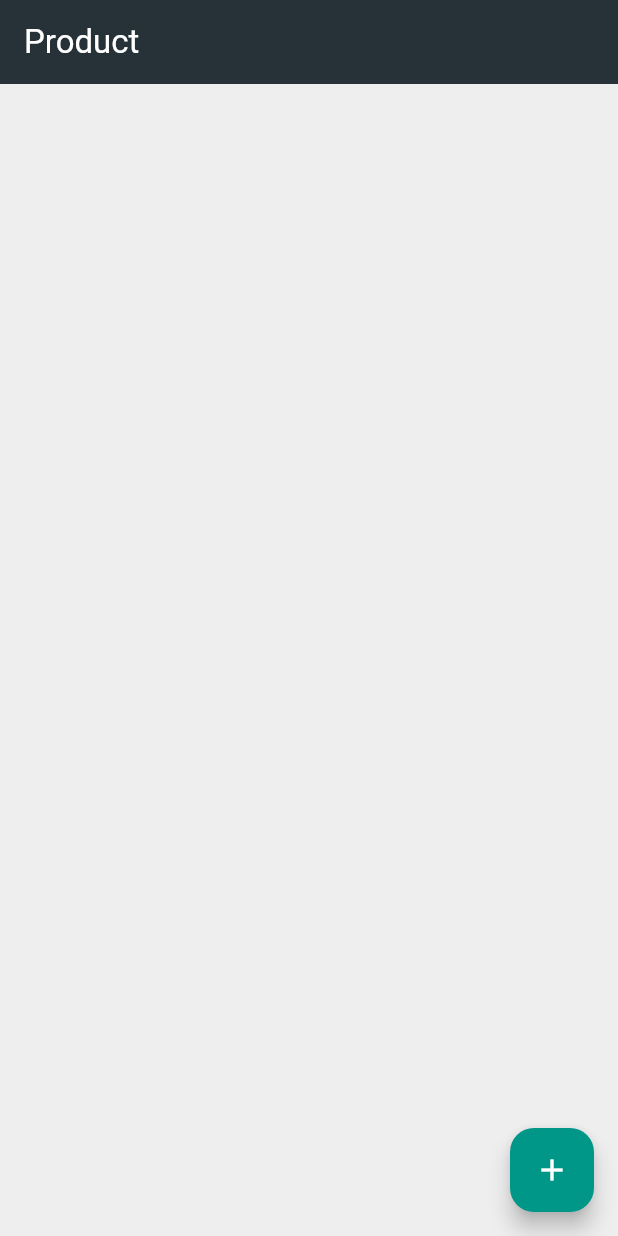
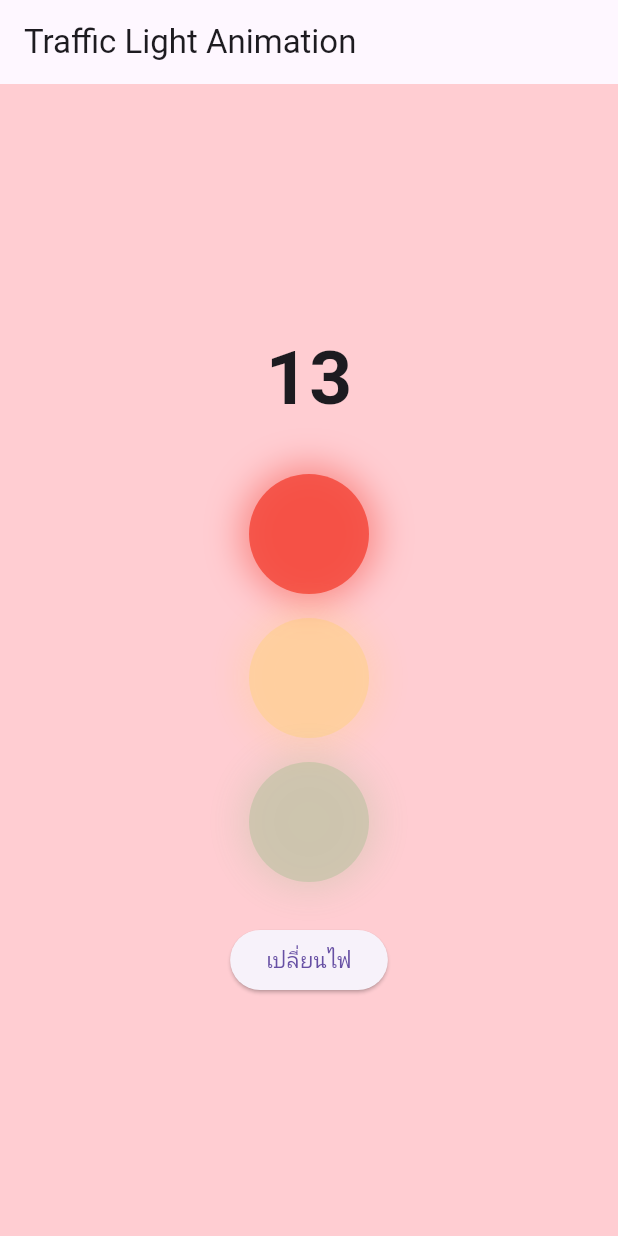
Before and after one commit to SandyKnluck/demoproject, a Flutter app: the screen it shows after launch, on a phone screen of 412 x 824 dp. Run offline on Flutter 3.47's test engine with Material 3 defaults, Android fonts, the phone set to English and light mode, and no system bars.

Commit message:
homework 4

```diff
--- /dev/null
+++ b/lib/animation/traffic_light.dart
@@ -0,0 +1,132 @@
+import 'dart:async';
+
+import 'package:flutter/material.dart';
+
+class TrafficLight extends StatefulWidget {
+  const TrafficLight({super.key});
+
+  @override
+  State<TrafficLight> createState() => _TrafficLightState();
+}
+
+class _TrafficLightState extends State<TrafficLight> {
+  int _currentLight = 0; // 0 = แดง, 1 = เหลือง, 2 = เขียว
+  int _timeLeft = 20; // เวลานับถอยหลังเริ่มต้นของไฟแดง
+  Timer? _timer; // ตัวจับเวลา
+
+  // กำหนดเวลาของแต่ละไฟ (แดง 20 วิ, เหลือง 3 วิ, เขียว 10 วิ)
+  final Map<int, int> _lightDurations = {
+    0: 20, // แดง
+    1: 3, // เหลือง
+    2: 10, // เขียว
+  };
+
+  void _startTimer() {
+    _timer?.cancel(); // ยกเลิก Timer เก่า (ถ้ามี)
+    _timeLeft = _lightDurations[_currentLight]!; // ตั้งเวลาตามไฟปัจจุบัน
+    _timer = Timer.periodic(const Duration(seconds: 1), (timer) {
+      if (_timeLeft > 0) {
+        setState(() {
+          _timeLeft--;
+        });
+      } else {
+        _changeLight();
+      }
+    });
+  }
+
+  void initState() {
+    super.initState();
+    _startTimer();
+  }
+
+  void _changeLight() {
+    setState(() {
+      _currentLight = (_currentLight + 1) % 3;
+      _timeLeft = _lightDurations[_currentLight]!;
+    });
+    _startTimer(); // รีสตาร์ท Timer สำหรับไฟถัดไป
+  }
+
+  double _getOpacity(int lightIndex) {
+    return _currentLight == lightIndex ? 1.0 : 0.3;
+  }
+
+  Color _getBackgroundColor() {
+    switch (_currentLight) {
+      case 0:
+        return Colors.red.shade100; // พื้นหลังสีแดงอ่อน
+      case 1:
+        return const Color.fromARGB(255, 255, 250, 208); // พื้นหลังสีเหลืองอ่อน
+      case 2:
+        return Colors.green.shade100; // พื้นหลังสีเขียวอ่อน
+      default:
+        return Colors.white;
+    }
+  }
+
+  @override
+  Widget build(BuildContext context) {
+    return Scaffold(
+      appBar: AppBar(
+        title: const Text('Traffic Light Animation'),
+      ),
+      backgroundColor: _getBackgroundColor(),
+      body: Row(
+        mainAxisAlignment: MainAxisAlignment.center,
+        children: [
+          Column(
+            mainAxisAlignment: MainAxisAlignment.center,
+            children: [
+              Text(
+                '$_timeLeft',
+                style:
+                    const TextStyle(fontSize: 50, fontWeight: FontWeight.bold),
+              ),
+              const SizedBox(height: 20),
+              AnimatedOpacity(
+                duration: const Duration(milliseconds: 500),
+                opacity: _getOpacity(0),
+                child: _buildLight(Colors.red),
+              ),
+              AnimatedOpacity(
+                duration: const Duration(milliseconds: 500),
+                opacity: _getOpacity(1),
+                child: _buildLight(const Color.fromARGB(255, 255, 213, 24)),
+              ),
+              AnimatedOpacity(
+                duration: const Duration(milliseconds: 500),
+                opacity: _getOpacity(2),
+                child: _buildLight(Colors.green),
+              ),
+              const SizedBox(height: 20),
+              ElevatedButton(
+                onPressed: _changeLight,
+                child: const Text('เปลี่ยนไฟ'),
+              ),
+            ],
+          )
+        ],
+      ),
+    );
+  }
+
+  Widget _buildLight(Color color) {
+    return Container(
+      margin: const EdgeInsets.all(8),
+      width: 80,
+      height: 80,
+      decoration: BoxDecoration(
+        shape: BoxShape.circle,
+        color: color.withOpacity(0.8),
+        boxShadow: [
+          BoxShadow(
+            color: color.withOpacity(0.5),
+            blurRadius: 20,
+            spreadRadius: 5,
+          ),
+        ],
+      ),
+    );
+  }
+}
--- a/lib/main.dart
+++ b/lib/main.dart
@@ -1,23 +1,54 @@
-import 'package:demoproject/product_management/product_main_page.dart';
+import 'package:demoproject/animation/traffic_light.dart';
+import 'package:demoproject/custom_card/profile_page.dart';
+//import 'package:demoproject/product_management/product_main_page.dart';
 import 'package:flutter/material.dart';
 
 void main() {
   runApp(const MyApp());
 }
 
-class MyApp extends StatelessWidget {
+class MyApp extends StatefulWidget {
   const MyApp({super.key});
 
-  // This widget is the root of your application.
+  @override
+  _MyAppState createState() => _MyAppState();
+}
+
+class _MyAppState extends State<MyApp> {
+  // Default theme mode is light
+  ThemeMode _themeMode = ThemeMode.light;
+
+  // Toggle theme function
+  void _toggleTheme() {
+    setState(() {
+      _themeMode =
+          _themeMode == ThemeMode.light ? ThemeMode.dark : ThemeMode.light;
+    });
+  }
+
   @override
   Widget build(BuildContext context) {
     return MaterialApp(
-      title: 'Flutter Demo',
-      theme: ThemeData(
-        colorScheme: ColorScheme.fromSeed(seedColor: Colors.deepPurple),
-        useMaterial3: true,
+      title: 'ThemeMode Demo',
+      debugShowCheckedModeBanner: false,
+      /*
+      theme: ThemeData.light().copyWith(
+        scaffoldBackgroundColor: const Color.fromARGB(255, 239, 252, 255),
+        textTheme: const TextTheme(bodyMedium: TextStyle(color: Colors.black)),
+        appBarTheme: const AppBarTheme(
+          backgroundColor: Color.fromARGB(255, 255, 202, 219),
+        ),
       ),
-      home: const ProductMainPage(),
+      darkTheme: ThemeData.dark().copyWith(
+        scaffoldBackgroundColor: Colors.blueGrey[900],
+        textTheme: const TextTheme(bodyMedium: TextStyle(color: Colors.white)),
+        appBarTheme: AppBarTheme(backgroundColor: Colors.grey[800]),
+      ),
+      themeMode: _themeMode,
+      // Set the theme mode (light or dark)
+      //home: ProfilePage(toggleTheme: _toggleTheme),
+      */
+      home: const TrafficLight(),
     );
   }
 }
```
